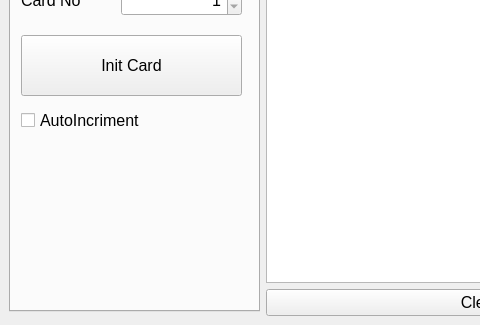
sportiduino/SportiduinoPQ, file design.ui: the form before one commit; both pictures show x 0 to 480 and y 378 to 703 of the 703 by 703 pixel window.
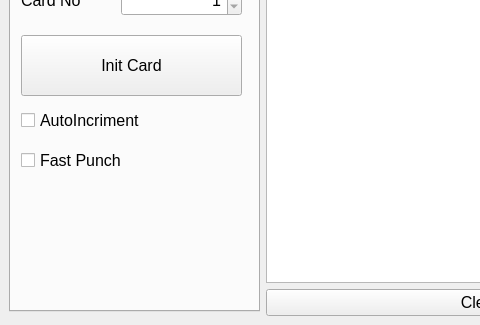
The form after the commit.

Commit message: Init participant card: added Fast punch checkbox

Patch:
```diff
--- a/design.ui
+++ b/design.ui
@@ -343,6 +343,19 @@
              <string>AutoRead</string>
             </property>
            </widget>
+           <widget class="QCheckBox" name="cbFastPunch">
+            <property name="geometry">
+             <rect>
+              <x>10</x>
+              <y>450</y>
+              <width>221</width>
+              <height>31</height>
+             </rect>
+            </property>
+            <property name="text">
+             <string>Fast Punch</string>
+            </property>
+           </widget>
           </widget>
           <widget class="QWidget" name="tab_2">
            <attribute name="title">
@@ -1217,7 +1230,7 @@
              <string>Check InitTime</string>
             </property>
            </widget>
-           <widget class="QCheckBox" name="cbFastPunch">
+           <widget class="QCheckBox" name="cbFastPunchDeprecated">
             <property name="enabled">
              <bool>false</bool>
             </property>
```
Left out of the diff: 10 changed lines with no effect on the pictures. The commit also changes 4 other files.
